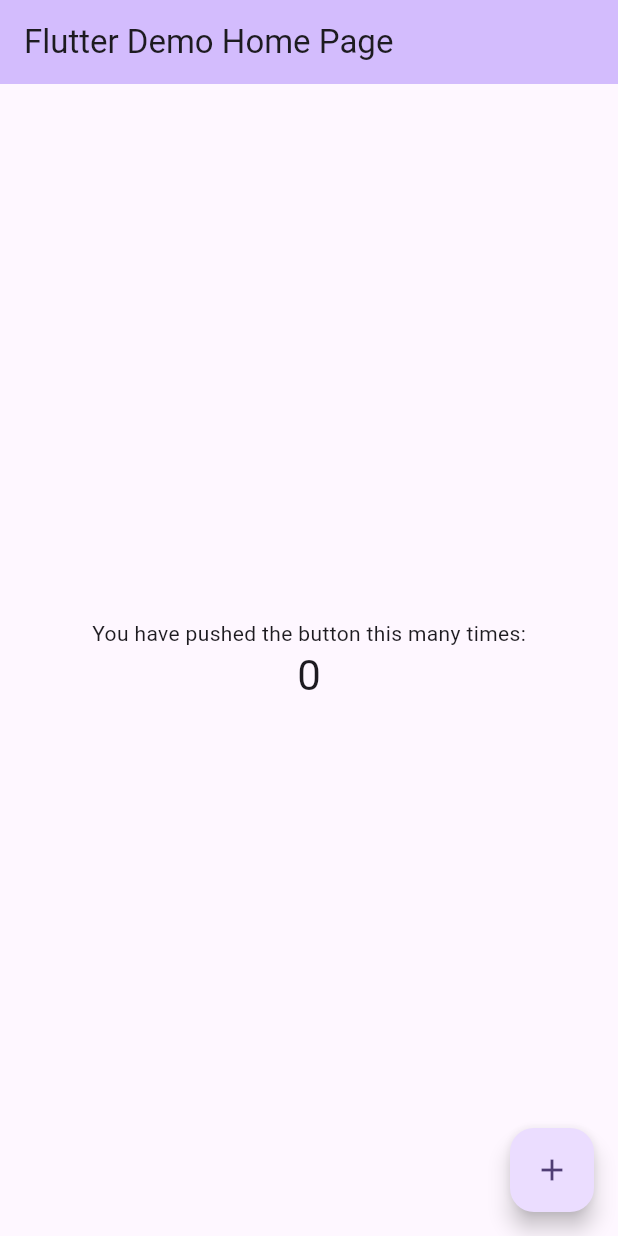
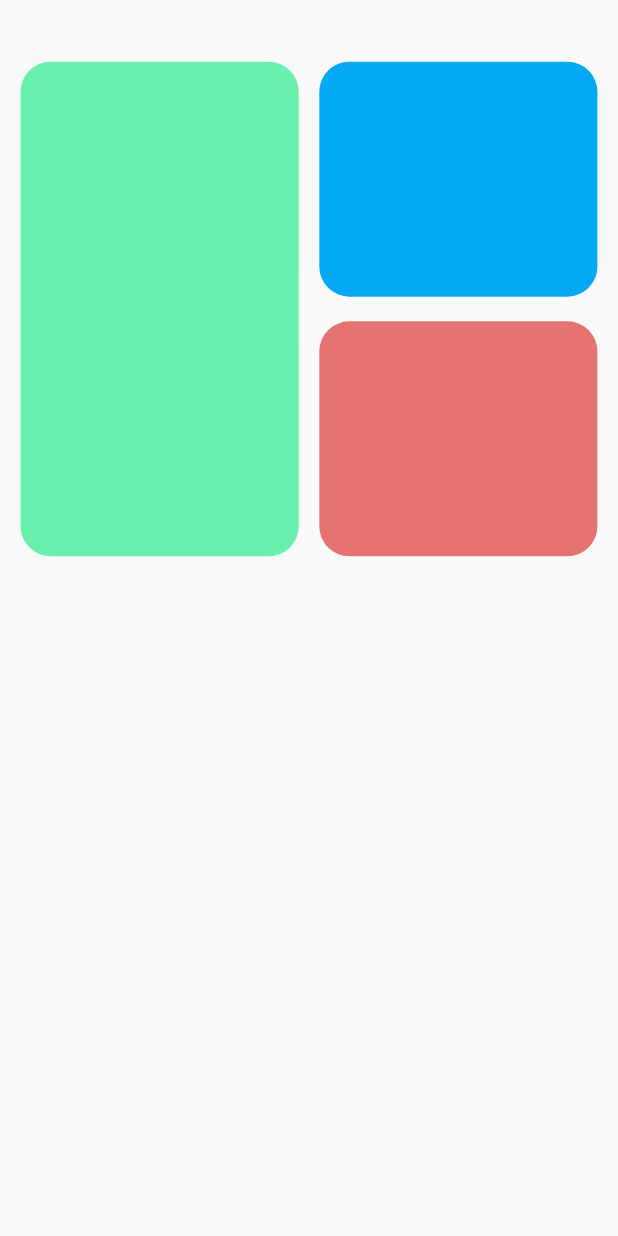
Before and after one commit to ahmadali369/Sadapay-Clone-by-Phantoms, a Flutter app: the screen it shows after launch, on a phone screen of 412 x 824 dp. Run offline on Flutter 3.47's test engine with Material 2 defaults, Android fonts, the phone set to English and light mode, and no system bars.

Commit message:
basic containers added

```diff
--- a/lib/main.dart
+++ b/lib/main.dart
@@ -11,68 +11,92 @@ class MyApp extends StatelessWidget {
   @override
   Widget build(BuildContext context) {
     return MaterialApp(
-      title: 'Flutter Demo',
-      theme: ThemeData(
-
-        colorScheme: ColorScheme.fromSeed(seedColor: Colors.deepPurple),
-        useMaterial3: true,
-      ),
-      home: const MyHomePage(title: 'Flutter Demo Home Page'),
+      title: 'SadaPay Clone',
+      debugShowCheckedModeBanner: false,
+      // theme: ThemeData(
+      //
+      //   colorScheme: ColorScheme.fromSeed(seedColor: Colors.deepPurple),
+      //   useMaterial3: true,
+      // ),
+      home: const MyHomePage(),
     );
   }
 }
 
 class MyHomePage extends StatefulWidget {
-  const MyHomePage({super.key, required this.title});
+  const MyHomePage({super.key});
 
 
-  final String title;
 
   @override
   State<MyHomePage> createState() => _MyHomePageState();
 }
 
 class _MyHomePageState extends State<MyHomePage> {
-  int _counter = 0;
 
-  void _incrementCounter() {
-    setState(() {
-
-      _counter++;
-    });
-  }
 
   @override
   Widget build(BuildContext context) {
 
+    final Width = MediaQuery.of(context).size.width;
+    final Height = MediaQuery.of(context).size.height;
+
     return Scaffold(
-      appBar: AppBar(
 
-        backgroundColor: Theme.of(context).colorScheme.inversePrimary,
-
-        title: Text(widget.title),
-      ),
-      body: Center(
-
+      body: SingleChildScrollView(
         child: Column(
 
-          mainAxisAlignment: MainAxisAlignment.center,
+          // mainAxisAlignment: MainAxisAlignment.center,
           children: <Widget>[
-            const Text(
-              'You have pushed the button this many times:',
-            ),
-            Text(
-              '$_counter',
-              style: Theme.of(context).textTheme.headlineMedium,
-            ),
+
+            SizedBox(height: Height * .05,),
+
+
+            Row(
+              mainAxisAlignment: MainAxisAlignment.spaceEvenly,
+              children: [
+
+              Container(
+                width: Width * .45,
+                height: Height * .4,
+                decoration: BoxDecoration(
+                  borderRadius: BorderRadius.circular(20),
+                  color: Colors.greenAccent
+                ),
+              ),
+
+
+              Column(
+                mainAxisAlignment: MainAxisAlignment.spaceBetween,
+                children: [
+
+                Container(
+                  width: Width * .45,
+                  height: Height * .19,
+                  decoration: BoxDecoration(
+                      borderRadius: BorderRadius.circular(20),
+                      color: Colors.lightBlue
+                  ),
+                ),
+                SizedBox(height: Height * .02,),
+                Container(
+                  width: Width * .45,
+                  height: Height * .19,
+                  decoration: BoxDecoration(
+                      borderRadius: BorderRadius.circular(20),
+                      color: Colors.red[300],
+                  ),
+                ),
+
+
+              ],)
+            ],),
+            ///==============
+
           ],
         ),
       ),
-      floatingActionButton: FloatingActionButton(
-        onPressed: _incrementCounter,
-        tooltip: 'Increment',
-        child: const Icon(Icons.add),
-      ),
+
     );
   }
 }
```
Also changed, not shown: 1 other file.
